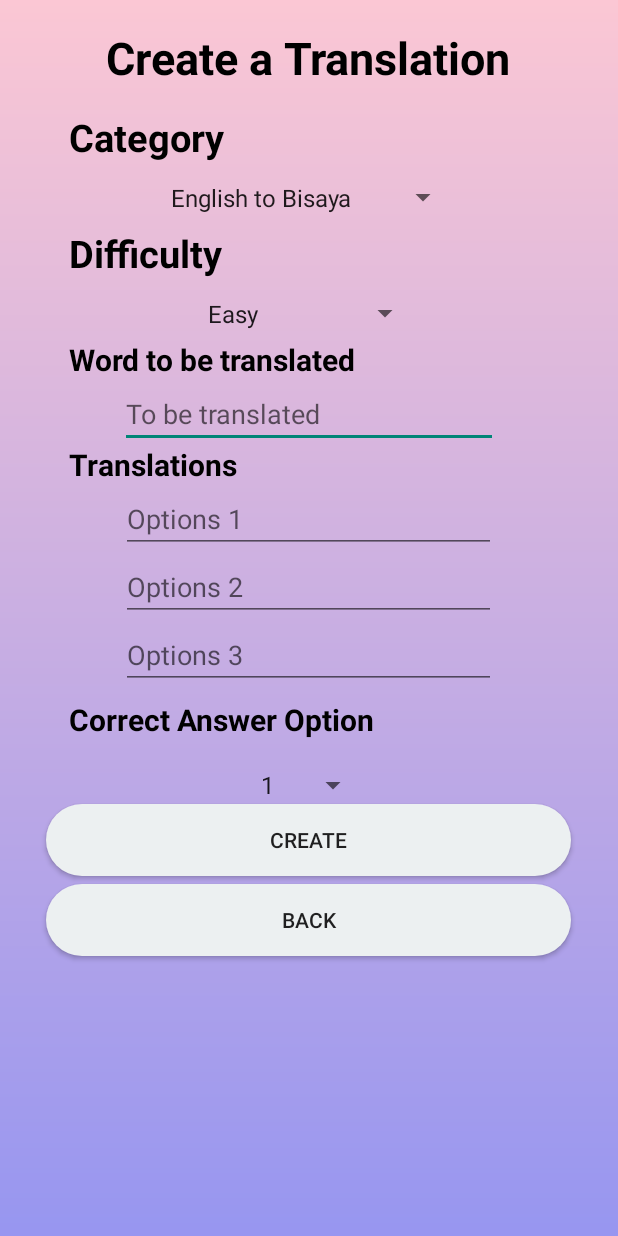
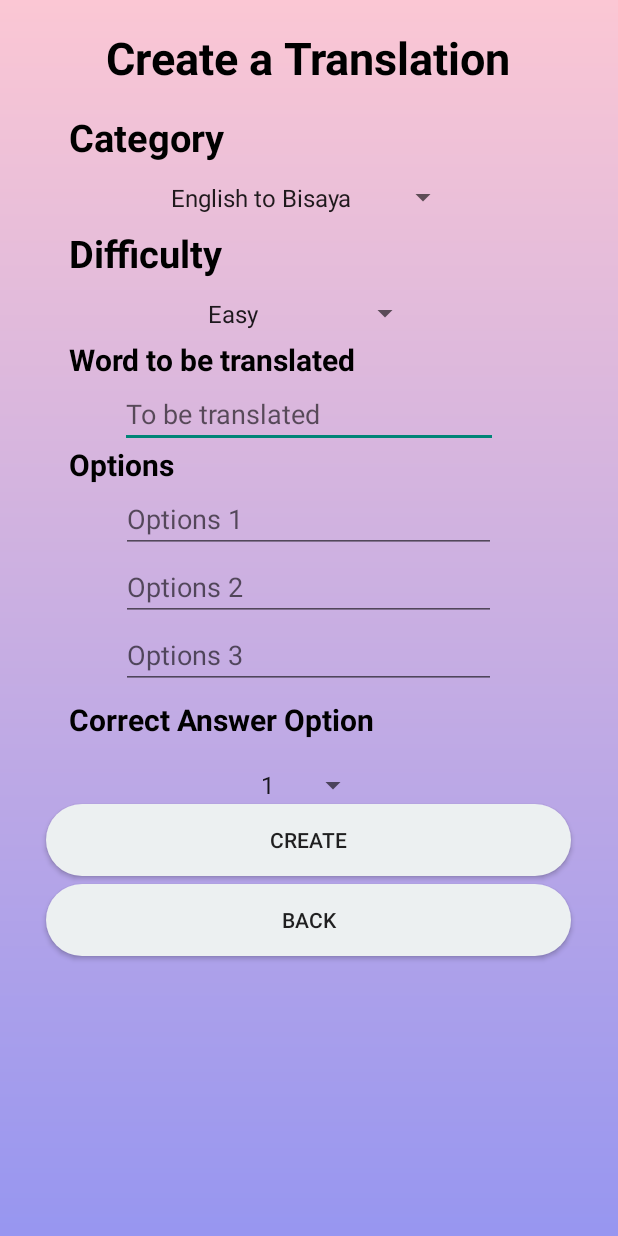
Before and after one commit to Manzazaa/Bisaya-Translation-Quiz-App, an Android app: the CreateTranslationActivity screen opened directly, with no data from a screen before it, on a phone screen of 412 x 824 dp. Run offline under Robolectric (Android 15) with nearby library versions, the phone set to English and light mode, and no system bars.

Commit message:
Options fixed

```diff
--- a/app/src/main/res/values/strings.xml
+++ b/app/src/main/res/values/strings.xml
@@ -25,7 +25,7 @@
     <string name="dif">Difficulty</string>
     <string name="wordT">Word to be translated</string>
     <string name="tbT">To be translated</string>
-    <string name="trans">Translations</string>
+    <string name="trans">Options</string>
     <string name="CAopt">Correct Answer Option</string>
     <string name="create">Create</string>
     <string name="back">Back</string>
```
